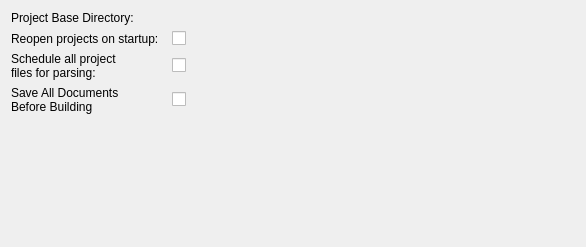
Before: the Qt Designer form shell/settings/projectsettings.ui in KDE/kdevelop, drawn with Qt 5.
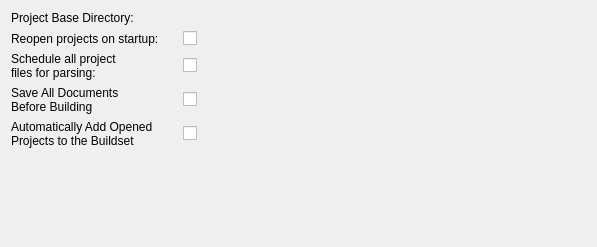
After: the same form once the commit is applied. Custom widgets are drawn as their Qt base class.

Commit message:
For new users its better if Build&Co automatically work.
Add opened projects to the buildset (if no item from the
project is in it yet).

What changed in the file:
```diff
--- a/shell/settings/projectsettings.ui
+++ b/shell/settings/projectsettings.ui
@@ -6,7 +6,7 @@
    <rect>
     <x>0</x>
     <y>0</y>
-    <width>586</width>
+    <width>597</width>
     <height>247</height>
    </rect>
   </property>
@@ -69,7 +69,7 @@
      </property>
     </widget>
    </item>
-   <item row="4" column="1">
+   <item row="5" column="1">
     <spacer name="verticalSpacer">
      <property name="orientation">
       <enum>Qt::Vertical</enum>
@@ -97,6 +97,21 @@
      </property>
     </widget>
    </item>
+   <item row="4" column="0">
+    <widget class="QLabel" name="label_5">
+     <property name="text">
+      <string>Automatically Add Opened
+Projects to the Buildset</string>
+     </property>
+    </widget>
+   </item>
+   <item row="4" column="1">
+    <widget class="QCheckBox" name="kcfg_autoAddProjectsToBuildset">
+     <property name="text">
+      <string/>
+     </property>
+    </widget>
+   </item>
   </layout>
  </widget>
  <customwidgets>
```
The commit also changes 2 other files.
